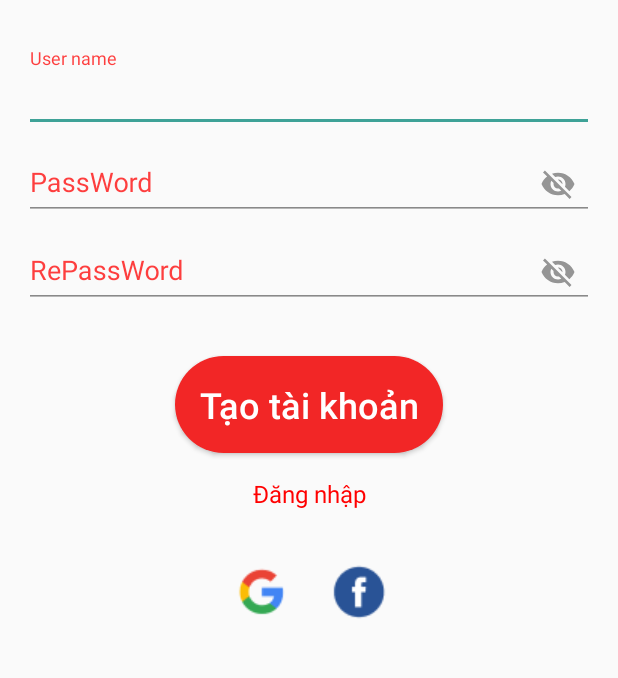
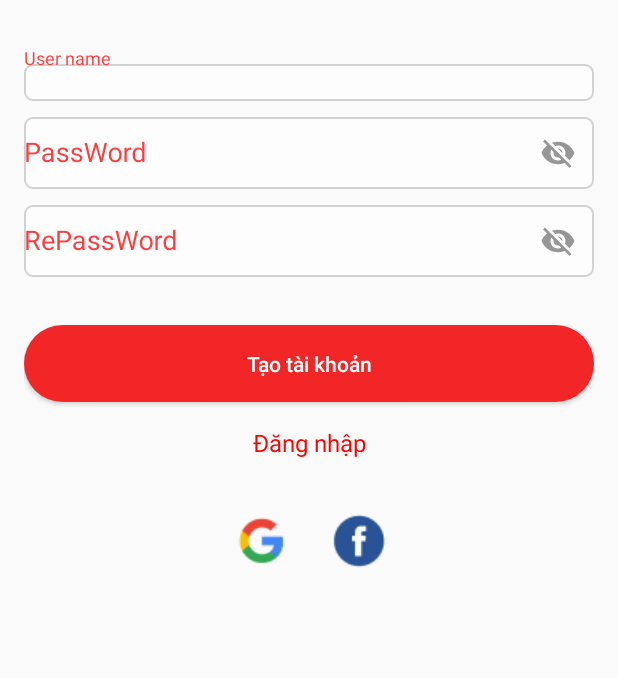
Before and after one commit to Ironman2363/SafetyFood, an Android app: the Sign_Up screen opened directly, with no data from a screen before it, on a phone screen of 412 x 824 dp, the part 288-966 px from its top. Run offline under Robolectric (Android 15) with nearby library versions, the phone set to English and light mode, and no system bars.

Commit message:
updatte-mandkthongtin

```diff
--- /dev/null
+++ b/app/src/main/res/drawable/boder_edittext.xml
@@ -0,0 +1,12 @@
+<?xml version="1.0" encoding="utf-8"?>
+<selector xmlns:android="http://schemas.android.com/apk/res/android">
+<item>
+    <shape android:shape="rectangle">
+        <solid android:color="@color/white"/>
+        <corners android:radius="5dp"/>
+        <stroke
+            android:width="1dp"
+            android:color="#39000000" />
+    </shape>
+</item>
+</selector>
--- a/app/src/main/res/layout/activity_sign_up.xml
+++ b/app/src/main/res/layout/activity_sign_up.xml
@@ -41,7 +41,9 @@
 
         <com.google.android.material.textfield.TextInputEditText
             android:id="@+id/SU_edt_UserName"
+            android:layout_marginTop="10dp"
             android:layout_width="match_parent"
+            android:background="@drawable/boder_edittext"
             android:layout_height="wrap_content"
             android:textColorHighlight="#FF0000"/>
 
@@ -63,7 +65,9 @@
 
         <com.google.android.material.textfield.TextInputEditText
             android:id="@+id/SU_edt_PassWord"
+            android:layout_marginTop="10dp"
             android:layout_width="match_parent"
+            android:background="@drawable/boder_edittext"
             android:layout_height="wrap_content"
             android:textColorHighlight="#FF0000"/>
 
@@ -86,14 +90,16 @@
         <com.google.android.material.textfield.TextInputEditText
             android:id="@+id/SU_edt_RePassWord"
             android:layout_width="match_parent"
+            android:layout_marginTop="10dp"
             android:layout_height="wrap_content"
+            android:background="@drawable/boder_edittext"
             android:textColorHighlight="#FF0000"/>
 
     </com.google.android.material.textfield.TextInputLayout>
 
     <androidx.appcompat.widget.AppCompatButton
         android:id="@+id/appCompatButton"
-        android:layout_width="wrap_content"
+        android:layout_width="match_parent"
         android:layout_height="wrap_content"
         android:layout_marginTop="32dp"
         android:background="@drawable/custom_button"
@@ -101,7 +107,6 @@
         android:text="Tạo tài khoản"
         android:textAllCaps="false"
         android:textColor="@color/white"
-        android:textSize="24sp"
         app:layout_constraintEnd_toEndOf="parent"
         app:layout_constraintStart_toStartOf="parent"
         app:layout_constraintTop_toBottomOf="@+id/SU_til_RePassWord" />
```
Also changed, not shown: app/src/main/AndroidManifest.xml (+10 -2 lines), app/src/main/java/com/example/safetyfood/Activities/DangKyThongTinActivity.java (added, +16 -0 lines), app/src/main/res/layout/activity_dang_ky_thong_tin.xml (added, +81 -0 lines), 1 other file.
